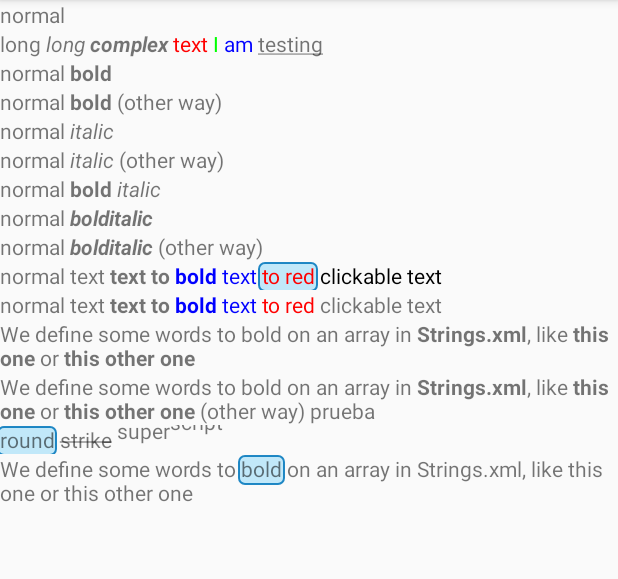
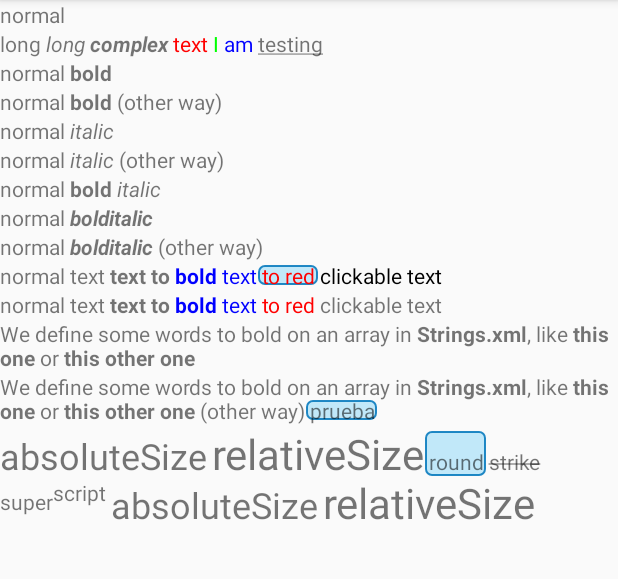
Before and after one commit to irontec/InkSpannable, an Android app: the screen it shows after launch (MainActivity), on a phone screen of 412 x 824 dp, the part 84-663 px from its top. Run offline under Robolectric (Android 15) with nearby library versions, the phone set to English and light mode, and no system bars; our stand-ins replace Timber.

Commit message:
Added relativeSize and absoluteSize
Cleaned some things too to erase some duplicated lines
And made all appearances of text (not just the first one) get modified.
Less padding on background from top and bottom so it doesn't get cut.

```diff
--- a/app/src/main/java/com/inlacou/inkspannablelibraryproject/MainActivity.kt
+++ b/app/src/main/java/com/inlacou/inkspannablelibraryproject/MainActivity.kt
@@ -78,16 +78,18 @@
 						.boldText(resources.getStringArray(R.array.long_text_1_bold).toList())
 						.build()
 			})
-			addView(TextView(context).apply {
+			addView(RoundedBgTextView(context).apply {
 				Timber.d("prebuild2: $theSameButPreBuilt2")
 				text = theSameButPreBuilt2.addBlank().addText("(other way)").addBlank().addTextRound("prueba").build()
 			})
 			addView(RoundedBgTextView(context).apply {
-				text = InkSpannableBuilder("round strike superscript")
+				text = InkSpannableBuilder("absoluteSize relativeSize round strike superscript absoluteSize relativeSize")
 						.roundText(textToRound = "round")
 						.strikeText(textToStrike = "strike")
 						.superScriptText(textToSuperScript = "superscript")
 						.superScriptText(textToSuperScript = "script")
+						.absoluteSizeText(24, true, "absoluteSize")
+						.relativeSizeText(2f, "relativeSize")
 						.build()
 			})
 		}
--- a/app/src/main/res/layout/activity_main.xml
+++ b/app/src/main/res/layout/activity_main.xml
@@ -13,10 +13,4 @@
 		app:layout_constraintTop_toTopOf="parent"
 		android:orientation="vertical"/>
 
-	<com.inlacou.inkspannable.round.RoundedBgTextView
-		android:layout_width="match_parent"
-		android:layout_height="wrap_content"
-		android:text="@string/rounded"
-		app:layout_constraintTop_toBottomOf="@+id/ll"/>
-
 </androidx.constraintlayout.widget.ConstraintLayout>
--- a/inkspannable/src/main/java/com/inlacou/inkspannable/InkSpannableBuilder.kt
+++ b/inkspannable/src/main/java/com/inlacou/inkspannable/InkSpannableBuilder.kt
@@ -57,13 +57,7 @@
 	}
 
 	private fun realAddTextMod(string: String, modifier: TextSpanMod, builder: SpannableStringBuilder): InkSpannableBuilder {
-		val spannedString = SpannableString(string)
-		modifier.typeface?.let { spannedString.applyTypeface(it, 0, string.length) }
-		modifier.onClick?.let { spannedString.applyClickable(it, 0, string.length) }
-		modifier.color?.let { spannedString.applyColor(it, 0, string.length) }
-		modifier.underline?.let { spannedString.applyUnderline(it, 0, string.length) }
-		modifier.round?.let { spannedString.applyRounded(it, 0, string.length) }
-		builder.append(spannedString)
+		builder.append(SpannableString(string).applyMod(modifier))
 		return this
 	}
 	/// From Secuential
@@ -117,6 +111,20 @@
 	fun roundText(round: Boolean = true, vararg toRoundResIds: Int): InkSpannableBuilder = roundText(round, toRoundResIds.map { InkSpannableConfig.instance.getString(it) })
 	fun roundText(round: Boolean = true, toRoundText: List<String>): InkSpannableBuilder = modText(TextSpanMod(round = round), toRoundText)
 
+	fun relativeSizeText(relativeSize: Float, textToRound: String): InkSpannableBuilder = relativeSizeText(relativeSize, listOf(textToRound))
+	fun relativeSizeText(relativeSize: Float, vararg toRoundText: String): InkSpannableBuilder = relativeSizeText(relativeSize, toRoundText.toList())
+	fun relativeSizeText(relativeSize: Float, toRoundTextResId: Int): InkSpannableBuilder = relativeSizeText(relativeSize, InkSpannableConfig.instance.getString(toRoundTextResId))
+	fun relativeSizeText(relativeSize: Float, toRoundResIds: Array<Int>): InkSpannableBuilder = relativeSizeText(relativeSize, toRoundResIds.map { InkSpannableConfig.instance.getString(it) })
+	fun relativeSizeText(relativeSize: Float, vararg toRoundResIds: Int): InkSpannableBuilder = relativeSizeText(relativeSize, toRoundResIds.map { InkSpannableConfig.instance.getString(it) })
+	fun relativeSizeText(relativeSize: Float, toRoundText: List<String>): InkSpannableBuilder = modText(TextSpanMod(relativeSize = relativeSize), toRoundText)
+
+	fun absoluteSizeText(absoluteSize: Int, dip: Boolean = true, textToRound: String): InkSpannableBuilder = absoluteSizeText(absoluteSize, dip, listOf(textToRound))
+	fun absoluteSizeText(absoluteSize: Int, dip: Boolean = true, vararg toRoundText: String): InkSpannableBuilder = absoluteSizeText(absoluteSize, dip, toRoundText.toList())
+	fun absoluteSizeText(absoluteSize: Int, dip: Boolean = true, toRoundTextResId: Int): InkSpannableBuilder = absoluteSizeText(absoluteSize, dip, InkSpannableConfig.instance.getString(toRoundTextResId))
+	fun absoluteSizeText(absoluteSize: Int, dip: Boolean = true, toRoundResIds: Array<Int>): InkSpannableBuilder = absoluteSizeText(absoluteSize, dip, toRoundResIds.map { InkSpannableConfig.instance.getString(it) })
+	fun absoluteSizeText(absoluteSize: Int, dip: Boolean = true, vararg toRoundResIds: Int): InkSpannableBuilder = absoluteSizeText(absoluteSize, dip, toRoundResIds.map { InkSpannableConfig.instance.getString(it) })
+	fun absoluteSizeText(absoluteSize: Int, dip: Boolean = true, toRoundText: List<String>): InkSpannableBuilder = modText(TextSpanMod(absoluteSize = absoluteSize, absoluteSizeDip = dip), toRoundText)
+
 	fun colorText(color: Int, textToColor: String): InkSpannableBuilder = colorText(color, listOf(textToColor))
 	fun colorText(color: Int, vararg toColorText: String): InkSpannableBuilder = colorText(color, toColorText.toList())
 	fun colorText(color: Int, toColorTextResId: Int): InkSpannableBuilder = colorText(color, InkSpannableConfig.instance.getString(toColorTextResId))
@@ -158,14 +166,24 @@
 		return this
 	}
 
+	private fun CharSequence.indexesOf(string: String, startIndex: Int = 0, ignoreCase: Boolean = false): List<Int> {
+		val indexes = mutableListOf<Int>()
+		var lastIndex = indexOf(string, startIndex, ignoreCase)
+		while (lastIndex!=-1) {
+			indexes.add(lastIndex)
+			lastIndex = indexOf(string, lastIndex+1, ignoreCase)
+		}
+
+		return indexes
+	}
+
 	private fun realModText(mod: TextSpanMod, toModText: List<String>, builder: SpannableStringBuilder): InkSpannableBuilder {
 		toModText.forEach { textToMod ->
 			if (!allText.contains(textToMod)) return@forEach
 
-			val start = allText.indexOf(textToMod)
-			val end = start + textToMod.length
-
-			builder.applyMod(mod, start, end)
+			allText.indexesOf(textToMod).map { Pair(it, it+textToMod.length) }.forEach {
+				builder.applyMod(mod, it.first, it.second)
+			}
 		}
 		return this
 	}
--- a/inkspannable/src/main/java/com/inlacou/inkspannable/SpannableExtensions.kt
+++ b/inkspannable/src/main/java/com/inlacou/inkspannable/SpannableExtensions.kt
@@ -8,18 +8,17 @@
 import android.text.style.*
 import android.util.Log
 import android.view.View
-import com.inlacou.inkspannable.round.RoundedBackgroundSpan
-import kotlin.math.round
 
-fun Spannable.applyMod(mod: TextSpanMod, from: Int = 0, to: Int = length): Spannable {
-    Log.d("applyMod", "$from-$to: ${this.toString().substring(from, to)}")
-    mod.typeface?.let { applyTypeface(it, from, to) }
-    mod.onClick?.let { applyClickable(it, from, to) }
-    mod.color?.let { applyColor(it, from, to) }
-    mod.underline?.let { applyUnderline(it, from, to) }
-    mod.round?.let { applyRounded(it, from, to) }
-    mod.superScript?.let { applySuperScript(it, from, to) }
-    mod.strike?.let { applyStrike(it, from, to) }
+fun Spannable.applyMod(modifier: TextSpanMod, from: Int = 0, to: Int = length): Spannable {
+    modifier.typeface?.let { applyTypeface(it, from, to) }
+    modifier.onClick?.let { applyClickable(it, from, to) }
+    modifier.color?.let { applyColor(it, from, to) }
+    modifier.underline?.let { applyUnderline(it, from, to) }
+    modifier.round?.let { applyRounded(it, from, to) }
+    modifier.superScript?.let { applySuperScript(it, from, to) }
+    modifier.relativeSize?.let { applyRelativeSize(it, from, to) }
+    modifier.absoluteSize?.let { applyAbsoluteSize(it, modifier.absoluteSizeDip ?: true, from, to) }
+    modifier.strike?.let { applyStrike(it, from, to) }
     return this
 }
 
@@ -54,12 +53,14 @@
     return this
 }
 
-fun Spannable.applyAbsoluteSize(strike: Boolean, size: Int, dip: Boolean, from: Int = 0, to: Int = length): Spannable {
-    if(strike) setSpan(AbsoluteSizeSpan(size, dip), from, to, Spanned.SPAN_EXCLUSIVE_EXCLUSIVE)
-    else getSpans(from, to, SuperscriptSpan::class.java).forEach { removeSpan(it) }
+fun Spannable.applyAbsoluteSize(size: Int, dip: Boolean = true, from: Int = 0, to: Int = length): Spannable {
+    setSpan(AbsoluteSizeSpan(size, dip), from, to, Spanned.SPAN_EXCLUSIVE_EXCLUSIVE)
     return this
 }
 
+/**
+ * @param size 1.5f would make the size increase to 150%, 0.5f would make it 50%.
+ */
 fun Spannable.applyRelativeSize(size: Float, from: Int = 0, to: Int = length): Spannable {
     setSpan(RelativeSizeSpan(size), from, to, Spanned.SPAN_EXCLUSIVE_EXCLUSIVE)
     return this
--- a/inkspannable/src/main/java/com/inlacou/inkspannable/TextSpanMod.kt
+++ b/inkspannable/src/main/java/com/inlacou/inkspannable/TextSpanMod.kt
@@ -9,6 +9,9 @@
 		val strike: Boolean? = null,
 		val superScript: Boolean? = null,
 		val color: Int? = null,
+		val absoluteSize: Int? = null,
+		val absoluteSizeDip: Boolean? = null,
+		val relativeSize: Float? = null,
 		val onClick: ((item: View?) -> Any)? = null
 ) {
 	enum class TextStyles {
--- a/inkspannable/src/main/java/com/inlacou/inkspannable/round/LayoutExtensions.kt
+++ b/inkspannable/src/main/java/com/inlacou/inkspannable/round/LayoutExtensions.kt
@@ -76,7 +76,7 @@
 	if (line == 0) {
 		lineTop -= topPadding
 	}
-	return lineTop
+	return lineTop+3
 }
 
 /**
@@ -87,5 +87,5 @@
 	if (line == lineCount - 1) {
 		lineBottom -= bottomPadding
 	}
-	return lineBottom
+	return lineBottom-7
 }
--- a/inkspannable/src/main/java/com/inlacou/inkspannable/round/TextRoundedBgHelper.kt
+++ b/inkspannable/src/main/java/com/inlacou/inkspannable/round/TextRoundedBgHelper.kt
@@ -82,7 +82,6 @@
 		// ideally the calculations here should be cached since they are not cheap. However, proper
 		// invalidation of the cache is required whenever anything related to text has changed.
 		val spans = text.getSpans(0, text.length, Annotation::class.java)
-		Log.d("INLACOUUU", "spans: ${spans.map { it.value }}")
 		spans.forEach { span ->
 			if (span.value=="rounded") {
 				val spanStart = text.getSpanStart(span)
```
